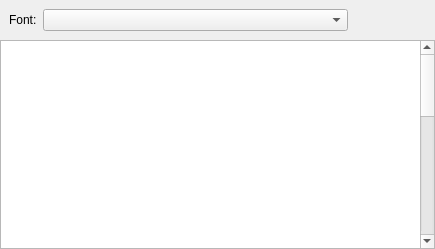
First picture: the form in UI-Qt/QUOpenFontDialog.ui, repository frinkr/FontViewer, before the edit.
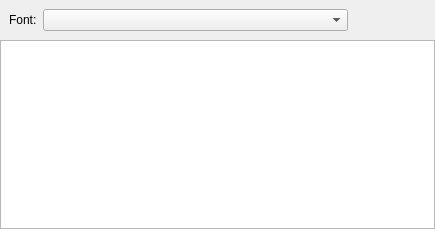
Second picture: the form after the edit. Icons and pictures are not drawn. Custom widgets are drawn as their Qt base class.

Commit message: open font icons

What changed in the file:
```diff
--- a/UI-Qt/QUOpenFontDialog.ui
+++ b/UI-Qt/QUOpenFontDialog.ui
@@ -7,7 +7,7 @@
     <x>0</x>
     <y>0</y>
     <width>435</width>
-    <height>249</height>
+    <height>229</height>
    </rect>
   </property>
   <property name="windowTitle">
@@ -176,123 +176,8 @@
       <string>&lt;!DOCTYPE HTML PUBLIC &quot;-//W3C//DTD HTML 4.0//EN&quot; &quot;http://www.w3.org/TR/REC-html40/strict.dtd&quot;&gt;
 &lt;html&gt;&lt;head&gt;&lt;meta name=&quot;qrichtext&quot; content=&quot;1&quot; /&gt;&lt;style type=&quot;text/css&quot;&gt;
 p, li { white-space: pre-wrap; }
-&lt;/style&gt;&lt;/head&gt;&lt;body style=&quot; font-family:'.SF NS Text'; font-size:13pt; font-weight:400; font-style:normal;&quot;&gt;
-&lt;table border=&quot;0&quot; style=&quot; margin-top:0px; margin-bottom:0px; margin-left:0px; margin-right:0px;&quot; cellspacing=&quot;2&quot; cellpadding=&quot;0&quot;&gt;
-&lt;tr&gt;
-&lt;td style=&quot; vertical-align:top;&quot;&gt;
-&lt;p align=&quot;right&quot; style=&quot; margin-top:0px; margin-bottom:0px; margin-left:0px; margin-right:0px; -qt-block-indent:0; text-indent:0px;&quot;&gt;&lt;span style=&quot; font-family:'-apple-system'; font-size:11px; color:#ffffff;&quot;&gt;UI Name:&lt;/span&gt;&lt;/p&gt;&lt;/td&gt;
-&lt;td&gt;
-&lt;p style=&quot; margin-top:0px; margin-bottom:0px; margin-left:0px; margin-right:0px; -qt-block-indent:0; text-indent:0px;&quot;&gt;&lt;span style=&quot; font-family:'-apple-system'; font-size:11px; color:#ffffff;&quot;&gt;Symbol - Regular&lt;/span&gt;&lt;/p&gt;&lt;/td&gt;&lt;/tr&gt;
-&lt;tr&gt;
-&lt;td style=&quot; vertical-align:top;&quot;&gt;
-&lt;p align=&quot;right&quot; style=&quot; margin-top:0px; margin-bottom:0px; margin-left:0px; margin-right:0px; -qt-block-indent:0; text-indent:0px;&quot;&gt;&lt;span style=&quot; font-family:'-apple-system'; font-size:11px; color:#ffffff;&quot;&gt;Postscript Name:&lt;/span&gt;&lt;/p&gt;&lt;/td&gt;
-&lt;td&gt;
-&lt;p style=&quot; margin-top:0px; margin-bottom:0px; margin-left:0px; margin-right:0px; -qt-block-indent:0; text-indent:0px;&quot;&gt;&lt;span style=&quot; font-family:'-apple-system'; font-size:11px; color:#ffffff;&quot;&gt;Symbol&lt;/span&gt;&lt;/p&gt;&lt;/td&gt;&lt;/tr&gt;
-&lt;tr&gt;
-&lt;td style=&quot; vertical-align:top;&quot;&gt;
-&lt;p align=&quot;right&quot; style=&quot; margin-top:0px; margin-bottom:0px; margin-left:0px; margin-right:0px; -qt-block-indent:0; text-indent:0px;&quot;&gt;&lt;span style=&quot; font-family:'-apple-system'; font-size:11px; color:#ffffff;&quot;&gt;Num Glyphs:&lt;/span&gt;&lt;/p&gt;&lt;/td&gt;
-&lt;td&gt;
-&lt;p style=&quot; margin-top:0px; margin-bottom:0px; margin-left:0px; margin-right:0px; -qt-block-indent:0; text-indent:0px;&quot;&gt;&lt;span style=&quot; font-family:'-apple-system'; font-size:11px; color:#ffffff;&quot;&gt;200&lt;/span&gt;&lt;/p&gt;&lt;/td&gt;&lt;/tr&gt;
-&lt;tr&gt;
-&lt;td style=&quot; vertical-align:top;&quot;&gt;
-&lt;p align=&quot;right&quot; style=&quot; margin-top:0px; margin-bottom:0px; margin-left:0px; margin-right:0px; -qt-block-indent:0; text-indent:0px;&quot;&gt;&lt;span style=&quot; font-family:'-apple-system'; font-size:11px; color:#ffffff;&quot;&gt;UPEM:&lt;/span&gt;&lt;/p&gt;&lt;/td&gt;
-&lt;td&gt;
-&lt;p style=&quot; margin-top:0px; margin-bottom:0px; margin-left:0px; margin-right:0px; -qt-block-indent:0; text-indent:0px;&quot;&gt;&lt;span style=&quot; font-family:'-apple-system'; font-size:11px; color:#ffffff;&quot;&gt;2048&lt;/span&gt;&lt;/p&gt;&lt;/td&gt;&lt;/tr&gt;
-&lt;tr&gt;
-&lt;td style=&quot; vertical-align:top;&quot;&gt;
-&lt;p align=&quot;right&quot; style=&quot; margin-top:0px; margin-bottom:0px; margin-left:0px; margin-right:0px; -qt-block-indent:0; text-indent:0px;&quot;&gt;&lt;span style=&quot; font-family:'-apple-system'; font-size:11px; color:#ffffff;&quot;&gt;Created Date:&lt;/span&gt;&lt;/p&gt;&lt;/td&gt;
-&lt;td&gt;
-&lt;p style=&quot; margin-top:0px; margin-bottom:0px; margin-left:0px; margin-right:0px; -qt-block-indent:0; text-indent:0px;&quot;&gt;&lt;span style=&quot; font-family:'-apple-system'; font-size:11px; color:#ffffff;&quot;&gt;1990-01-08 00:00:00 +0000&lt;/span&gt;&lt;/p&gt;&lt;/td&gt;&lt;/tr&gt;
-&lt;tr&gt;
-&lt;td style=&quot; vertical-align:top;&quot;&gt;
-&lt;p align=&quot;right&quot; style=&quot; margin-top:0px; margin-bottom:0px; margin-left:0px; margin-right:0px; -qt-block-indent:0; text-indent:0px;&quot;&gt;&lt;span style=&quot; font-family:'-apple-system'; font-size:11px; color:#ffffff;&quot;&gt;Modified Date:&lt;/span&gt;&lt;/p&gt;&lt;/td&gt;
-&lt;td&gt;
-&lt;p style=&quot; margin-top:0px; margin-bottom:0px; margin-left:0px; margin-right:0px; -qt-block-indent:0; text-indent:0px;&quot;&gt;&lt;span style=&quot; font-family:'-apple-system'; font-size:11px; color:#ffffff;&quot;&gt;2017-06-09 21:13:33 +0000&lt;/span&gt;&lt;/p&gt;&lt;/td&gt;&lt;/tr&gt;
-&lt;tr&gt;
-&lt;td style=&quot; vertical-align:top;&quot;&gt;
-&lt;p align=&quot;right&quot; style=&quot; margin-top:0px; margin-bottom:0px; margin-left:0px; margin-right:0px; -qt-block-indent:0; text-indent:0px;&quot;&gt;&lt;span style=&quot; font-family:'-apple-system'; font-size:11px; color:#ffffff;&quot;&gt;OpenType Variation:&lt;/span&gt;&lt;/p&gt;&lt;/td&gt;
-&lt;td&gt;
-&lt;p style=&quot; margin-top:0px; margin-bottom:0px; margin-left:0px; margin-right:0px; -qt-block-indent:0; text-indent:0px;&quot;&gt;&lt;span style=&quot; font-family:'-apple-system'; font-size:11px; color:#ffffff;&quot;&gt;NO&lt;/span&gt;&lt;/p&gt;&lt;/td&gt;&lt;/tr&gt;
-&lt;tr&gt;
-&lt;td style=&quot; vertical-align:top;&quot;&gt;
-&lt;p align=&quot;right&quot; style=&quot; margin-top:0px; margin-bottom:0px; margin-left:0px; margin-right:0px; -qt-block-indent:0; text-indent:0px;&quot;&gt;&lt;span style=&quot; font-family:'-apple-system'; font-size:11px; color:#ffffff;&quot;&gt;Multiple Master:&lt;/span&gt;&lt;/p&gt;&lt;/td&gt;
-&lt;td&gt;
-&lt;p style=&quot; margin-top:0px; margin-bottom:0px; margin-left:0px; margin-right:0px; -qt-block-indent:0; text-indent:0px;&quot;&gt;&lt;span style=&quot; font-family:'-apple-system'; font-size:11px; color:#ffffff;&quot;&gt;NO&lt;/span&gt;&lt;/p&gt;&lt;/td&gt;&lt;/tr&gt;
-&lt;tr&gt;
-&lt;td style=&quot; vertical-align:top;&quot;&gt;
-&lt;p align=&quot;right&quot; style=&quot; margin-top:0px; margin-bottom:0px; margin-left:0px; margin-right:0px; -qt-block-indent:0; text-indent:0px;&quot;&gt;&lt;span style=&quot; font-family:'-apple-system'; font-size:11px; color:#ffffff;&quot;&gt;OpenType Scripts:&lt;/span&gt;&lt;/p&gt;&lt;/td&gt;
-&lt;td&gt;
-&lt;p style=&quot; margin-top:0px; margin-bottom:0px; margin-left:0px; margin-right:0px; -qt-block-indent:0; text-indent:0px;&quot;&gt;&lt;span style=&quot; font-family:'-apple-system'; font-size:11px; color:#ffffff;&quot;&gt;DFLT&lt;/span&gt;&lt;/p&gt;&lt;/td&gt;&lt;/tr&gt;
-&lt;tr&gt;
-&lt;td style=&quot; vertical-align:top;&quot;&gt;
-&lt;p align=&quot;right&quot; style=&quot; margin-top:0px; margin-bottom:0px; margin-left:0px; margin-right:0px; -qt-block-indent:0; text-indent:0px;&quot;&gt;&lt;span style=&quot; font-family:'-apple-system'; font-size:11px; color:#ffffff;&quot;&gt;OpenType Languages:&lt;/span&gt;&lt;/p&gt;&lt;/td&gt;
-&lt;td&gt;&lt;/td&gt;&lt;/tr&gt;
-&lt;tr&gt;
-&lt;td style=&quot; vertical-align:top;&quot;&gt;
-&lt;p align=&quot;right&quot; style=&quot; margin-top:0px; margin-bottom:0px; margin-left:0px; margin-right:0px; -qt-block-indent:0; text-indent:0px;&quot;&gt;&lt;span style=&quot; font-family:'-apple-system'; font-size:11px; color:#ffffff;&quot;&gt;OpenType Features:&lt;/span&gt;&lt;/p&gt;&lt;/td&gt;
-&lt;td&gt;
-&lt;p style=&quot; margin-top:0px; margin-bottom:0px; margin-left:0px; margin-right:0px; -qt-block-indent:0; text-indent:0px;&quot;&gt;&lt;span style=&quot; font-family:'-apple-system'; font-size:11px; color:#ffffff;&quot;&gt;ccmp&lt;/span&gt;&lt;/p&gt;&lt;/td&gt;&lt;/tr&gt;
-&lt;tr&gt;
-&lt;td colspan=&quot;2&quot; style=&quot; vertical-align:bottom;&quot;&gt;
-&lt;p align=&quot;center&quot; style=&quot; margin-top:0px; margin-bottom:0px; margin-left:0px; margin-right:0px; -qt-block-indent:0; text-indent:0px;&quot;&gt;&lt;span style=&quot; font-family:'-apple-system'; font-size:11px; color:#ffffff;&quot;&gt;▒▒▒▒▒▒▒▒▒▒▒▒▒▒▒ NAMES ▒▒▒▒▒▒▒▒▒▒▒▒▒▒▒&lt;/span&gt;&lt;/p&gt;&lt;/td&gt;&lt;/tr&gt;
-&lt;tr&gt;
-&lt;td style=&quot; vertical-align:top;&quot;&gt;
-&lt;p align=&quot;right&quot; style=&quot; margin-top:0px; margin-bottom:0px; margin-left:0px; margin-right:0px; -qt-block-indent:0; text-indent:0px;&quot;&gt;&lt;span style=&quot; font-family:'-apple-system'; font-size:11px; color:#ffffff;&quot;&gt;Family Name:&lt;/span&gt;&lt;/p&gt;&lt;/td&gt;
-&lt;td&gt;
-&lt;p style=&quot; margin-top:0px; margin-bottom:0px; margin-left:0px; margin-right:0px; -qt-block-indent:0; text-indent:0px;&quot;&gt;&lt;span style=&quot; font-family:'-apple-system'; font-size:11px; color:#ffffff;&quot;&gt;Symbol&lt;/span&gt;&lt;/p&gt;&lt;/td&gt;&lt;/tr&gt;
-&lt;tr&gt;
-&lt;td style=&quot; vertical-align:top;&quot;&gt;
-&lt;p align=&quot;right&quot; style=&quot; margin-top:0px; margin-bottom:0px; margin-left:0px; margin-right:0px; -qt-block-indent:0; text-indent:0px;&quot;&gt;&lt;span style=&quot; font-family:'-apple-system'; font-size:11px; color:#ffffff;&quot;&gt;Style Name:&lt;/span&gt;&lt;/p&gt;&lt;/td&gt;
-&lt;td&gt;
-&lt;p style=&quot; margin-top:0px; margin-bottom:0px; margin-left:0px; margin-right:0px; -qt-block-indent:0; text-indent:0px;&quot;&gt;&lt;span style=&quot; font-family:'-apple-system'; font-size:11px; color:#ffffff;&quot;&gt;Regular&lt;/span&gt;&lt;/p&gt;&lt;/td&gt;&lt;/tr&gt;
-&lt;tr&gt;
-&lt;td style=&quot; vertical-align:top;&quot;&gt;
-&lt;p align=&quot;right&quot; style=&quot; margin-top:0px; margin-bottom:0px; margin-left:0px; margin-right:0px; -qt-block-indent:0; text-indent:0px;&quot;&gt;&lt;span style=&quot; font-family:'-apple-system'; font-size:11px; color:#ffffff;&quot;&gt;Full Name:&lt;/span&gt;&lt;/p&gt;&lt;/td&gt;
-&lt;td&gt;
-&lt;p style=&quot; margin-top:0px; margin-bottom:0px; margin-left:0px; margin-right:0px; -qt-block-indent:0; text-indent:0px;&quot;&gt;&lt;span style=&quot; font-family:'-apple-system'; font-size:11px; font-style:italic; color:#ffffff;&quot;&gt;nil&lt;/span&gt;&lt;/p&gt;&lt;/td&gt;&lt;/tr&gt;
-&lt;tr&gt;
-&lt;td style=&quot; vertical-align:top;&quot;&gt;
-&lt;p align=&quot;right&quot; style=&quot; margin-top:0px; margin-bottom:0px; margin-left:0px; margin-right:0px; -qt-block-indent:0; text-indent:0px;&quot;&gt;&lt;span style=&quot; font-family:'-apple-system'; font-size:11px; color:#ffffff;&quot;&gt;Localized Family Names:&lt;/span&gt;&lt;/p&gt;&lt;/td&gt;
-&lt;td&gt;
-&lt;p style=&quot; margin-top:0px; margin-bottom:0px; margin-left:0px; margin-right:0px; -qt-block-indent:0; text-indent:0px;&quot;&gt;&lt;span style=&quot; font-family:'-apple-system'; font-size:11px; color:#ffffff;&quot;&gt;en = Symbol&lt;/span&gt;&lt;/p&gt;&lt;/td&gt;&lt;/tr&gt;
-&lt;tr&gt;
-&lt;td style=&quot; vertical-align:top;&quot;&gt;
-&lt;p align=&quot;right&quot; style=&quot; margin-top:0px; margin-bottom:0px; margin-left:0px; margin-right:0px; -qt-block-indent:0; text-indent:0px;&quot;&gt;&lt;span style=&quot; font-family:'-apple-system'; font-size:11px; color:#ffffff;&quot;&gt;Localized Style Names:&lt;/span&gt;&lt;/p&gt;&lt;/td&gt;
-&lt;td&gt;
-&lt;p style=&quot; margin-top:0px; margin-bottom:0px; margin-left:0px; margin-right:0px; -qt-block-indent:0; text-indent:0px;&quot;&gt;&lt;span style=&quot; font-family:'-apple-system'; font-size:11px; color:#ffffff;&quot;&gt;da = Ordinær&lt;br /&gt;nl = Regulier&lt;br /&gt;ko = 일반체&lt;br /&gt;ja = レギュラー&lt;br /&gt;zh-tw = 標準體&lt;br /&gt;fr = Normal&lt;br /&gt;it = Regolare&lt;br /&gt;fi = Normaali&lt;br /&gt;pt = Normal&lt;br /&gt;ru = Обычный&lt;br /&gt;sv = Normal&lt;br /&gt;en = Regular&lt;br /&gt;no = Normal&lt;br /&gt;es = Normal&lt;br /&gt;zh-cn = 常规体&lt;br /&gt;de = Normal&lt;/span&gt;&lt;/p&gt;&lt;/td&gt;&lt;/tr&gt;
-&lt;tr&gt;
-&lt;td style=&quot; vertical-align:top;&quot;&gt;
-&lt;p align=&quot;right&quot; style=&quot; margin-top:0px; margin-bottom:0px; margin-left:0px; margin-right:0px; -qt-block-indent:0; text-indent:0px;&quot;&gt;&lt;span style=&quot; font-family:'-apple-system'; font-size:11px; color:#ffffff;&quot;&gt;Localized Full Names:&lt;/span&gt;&lt;/p&gt;&lt;/td&gt;
-&lt;td&gt;
-&lt;p style=&quot; margin-top:0px; margin-bottom:0px; margin-left:0px; margin-right:0px; -qt-block-indent:0; text-indent:0px;&quot;&gt;&lt;span style=&quot; font-family:'-apple-system'; font-size:11px; color:#ffffff;&quot;&gt;en = Symbol&lt;/span&gt;&lt;/p&gt;&lt;/td&gt;&lt;/tr&gt;
-&lt;tr&gt;
-&lt;td style=&quot; vertical-align:top;&quot;&gt;
-&lt;p align=&quot;right&quot; style=&quot; margin-top:0px; margin-bottom:0px; margin-left:0px; margin-right:0px; -qt-block-indent:0; text-indent:0px;&quot;&gt;&lt;span style=&quot; font-family:'-apple-system'; font-size:11px; color:#ffffff;&quot;&gt;Design Languages:&lt;/span&gt;&lt;/p&gt;&lt;/td&gt;
-&lt;td&gt;
-&lt;p style=&quot; margin-top:0px; margin-bottom:0px; margin-left:0px; margin-right:0px; -qt-block-indent:0; text-indent:0px;&quot;&gt;&lt;span style=&quot; font-family:'-apple-system'; font-size:11px; color:#ffffff;&quot;&gt;da, nl, ko, ja, zh-tw, fr, it, fi, pt, sv, ru, en, no, es, zh-cn, de&lt;/span&gt;&lt;/p&gt;&lt;/td&gt;&lt;/tr&gt;
-&lt;tr&gt;
-&lt;td colspan=&quot;2&quot; style=&quot; vertical-align:bottom;&quot;&gt;
-&lt;p align=&quot;center&quot; style=&quot; margin-top:0px; margin-bottom:0px; margin-left:0px; margin-right:0px; -qt-block-indent:0; text-indent:0px;&quot;&gt;&lt;span style=&quot; font-family:'-apple-system'; font-size:11px; color:#ffffff;&quot;&gt;▒▒▒▒▒▒▒▒▒▒▒▒▒▒▒ META DATA ▒▒▒▒▒▒▒▒▒▒▒▒▒▒▒&lt;/span&gt;&lt;/p&gt;&lt;/td&gt;&lt;/tr&gt;
-&lt;tr&gt;
-&lt;td style=&quot; vertical-align:top;&quot;&gt;
-&lt;p align=&quot;right&quot; style=&quot; margin-top:0px; margin-bottom:0px; margin-left:0px; margin-right:0px; -qt-block-indent:0; text-indent:0px;&quot;&gt;&lt;span style=&quot; font-family:'-apple-system'; font-size:11px; color:#ffffff;&quot;&gt;Format:&lt;/span&gt;&lt;/p&gt;&lt;/td&gt;
-&lt;td&gt;
-&lt;p style=&quot; margin-top:0px; margin-bottom:0px; margin-left:0px; margin-right:0px; -qt-block-indent:0; text-indent:0px;&quot;&gt;&lt;span style=&quot; font-family:'-apple-system'; font-size:11px; color:#ffffff;&quot;&gt;TrueType&lt;/span&gt;&lt;/p&gt;&lt;/td&gt;&lt;/tr&gt;
-&lt;tr&gt;
-&lt;td style=&quot; vertical-align:top;&quot;&gt;
-&lt;p align=&quot;right&quot; style=&quot; margin-top:0px; margin-bottom:0px; margin-left:0px; margin-right:0px; -qt-block-indent:0; text-indent:0px;&quot;&gt;&lt;span style=&quot; font-family:'-apple-system'; font-size:11px; color:#ffffff;&quot;&gt;IsCID:&lt;/span&gt;&lt;/p&gt;&lt;/td&gt;
-&lt;td&gt;
-&lt;p style=&quot; margin-top:0px; margin-bottom:0px; margin-left:0px; margin-right:0px; -qt-block-indent:0; text-indent:0px;&quot;&gt;&lt;span style=&quot; font-family:'-apple-system'; font-size:11px; color:#ffffff;&quot;&gt;NO&lt;/span&gt;&lt;/p&gt;&lt;/td&gt;&lt;/tr&gt;
-&lt;tr&gt;
-&lt;td style=&quot; vertical-align:top;&quot;&gt;
-&lt;p align=&quot;right&quot; style=&quot; margin-top:0px; margin-bottom:0px; margin-left:0px; margin-right:0px; -qt-block-indent:0; text-indent:0px;&quot;&gt;&lt;span style=&quot; font-family:'-apple-system'; font-size:11px; color:#ffffff;&quot;&gt;Vender:&lt;/span&gt;&lt;/p&gt;&lt;/td&gt;
-&lt;td&gt;
-&lt;p style=&quot; margin-top:0px; margin-bottom:0px; margin-left:0px; margin-right:0px; -qt-block-indent:0; text-indent:0px;&quot;&gt;&lt;span style=&quot; font-family:'-apple-system'; font-size:11px; color:#ffffff;&quot;&gt;pyrs&lt;/span&gt;&lt;/p&gt;&lt;/td&gt;&lt;/tr&gt;
-&lt;tr&gt;
-&lt;td style=&quot; vertical-align:top;&quot;&gt;
-&lt;p align=&quot;right&quot; style=&quot; margin-top:0px; margin-bottom:0px; margin-left:0px; margin-right:0px; -qt-block-indent:0; text-indent:0px;&quot;&gt;&lt;span style=&quot; font-family:'-apple-system'; font-size:11px; color:#ffffff;&quot;&gt;Version:&lt;/span&gt;&lt;/p&gt;&lt;/td&gt;
-&lt;td&gt;
-&lt;p style=&quot; margin-top:0px; margin-bottom:0px; margin-left:0px; margin-right:0px; -qt-block-indent:0; text-indent:0px;&quot;&gt;&lt;span style=&quot; font-family:'-apple-system'; font-size:11px; color:#ffffff;&quot;&gt;13.0d2e2&lt;/span&gt;&lt;/p&gt;&lt;/td&gt;&lt;/tr&gt;&lt;/table&gt;&lt;/body&gt;&lt;/html&gt;</string>
+&lt;/style&gt;&lt;/head&gt;&lt;body style=&quot; font-family:'MS Shell Dlg 2'; font-size:8.25pt; font-weight:400; font-style:normal;&quot;&gt;
+&lt;p style=&quot;-qt-paragraph-type:empty; margin-top:0px; margin-bottom:0px; margin-left:0px; margin-right:0px; -qt-block-indent:0; text-indent:0px; font-size:8pt;&quot;&gt;&lt;br /&gt;&lt;/p&gt;&lt;/body&gt;&lt;/html&gt;</string>
      </property>
     </widget>
    </item>
```
Left out of the diff: 22 changed lines with no effect on the pictures. The commit also changes 4 other files.
